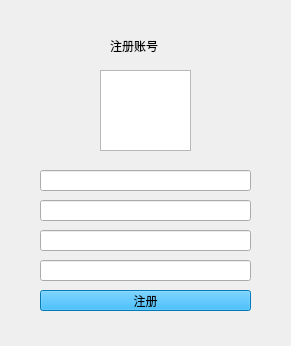
Qt form signin.ui (LawPlusThree/QSyncUi) before a commit.
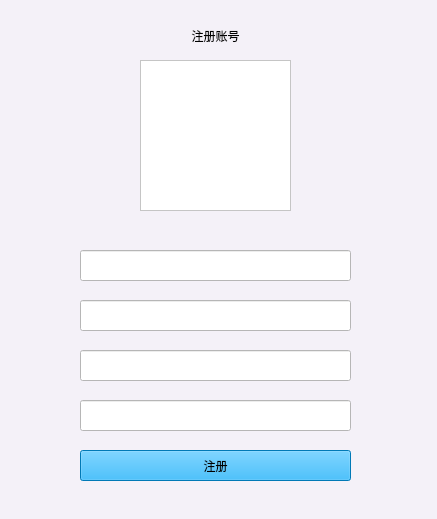
The same form after that commit.

Commit message: 初步构建登录、注册、重置密码界面，并于已有的主界面联结

The edit to the form file:
```diff
--- a/signin.ui
+++ b/signin.ui
@@ -6,82 +6,100 @@
    <rect>
     <x>0</x>
     <y>0</y>
-    <width>291</width>
-    <height>346</height>
+    <width>437</width>
+    <height>519</height>
    </rect>
   </property>
   <property name="minimumSize">
    <size>
-    <width>291</width>
-    <height>346</height>
+    <width>437</width>
+    <height>519</height>
    </size>
   </property>
   <property name="maximumSize">
    <size>
-    <width>291</width>
-    <height>346</height>
+    <width>437</width>
+    <height>519</height>
    </size>
   </property>
   <property name="windowTitle">
    <string>Form</string>
   </property>
+  <property name="styleSheet">
+   <string notr="true">background-color: rgb(244, 241, 248);</string>
+  </property>
   <widget class="QLineEdit" name="ID">
    <property name="geometry">
     <rect>
-     <x>40</x>
-     <y>170</y>
-     <width>211</width>
-     <height>21</height>
+     <x>80</x>
+     <y>250</y>
+     <width>271</width>
+     <height>31</height>
     </rect>
    </property>
+   <property name="styleSheet">
+    <string notr="true">background-color: rgb(255, 255, 255);</string>
+   </property>
   </widget>
   <widget class="QLineEdit" name="password">
    <property name="geometry">
     <rect>
-     <x>40</x>
-     <y>230</y>
-     <width>211</width>
-     <height>21</height>
+     <x>80</x>
+     <y>350</y>
+     <width>271</width>
+     <height>31</height>
     </rect>
    </property>
+   <property name="styleSheet">
+    <string notr="true">background-color: rgb(255, 255, 255);</string>
+   </property>
   </widget>
   <widget class="QLineEdit" name="passagain">
    <property name="geometry">
     <rect>
-     <x>40</x>
-     <y>260</y>
-     <width>211</width>
-     <height>21</height>
+     <x>80</x>
+     <y>400</y>
+     <width>271</width>
+     <height>31</height>
     </rect>
    </property>
+   <property name="styleSheet">
+    <string notr="true">background-color: rgb(255, 255, 255);</string>
+   </property>
   </widget>
   <widget class="QGraphicsView" name="graphicsView">
    <property name="geometry">
     <rect>
-     <x>100</x>
-     <y>70</y>
-     <width>91</width>
-     <height>81</height>
+     <x>140</x>
+     <y>60</y>
+     <width>151</width>
+     <height>151</height>
     </rect>
    </property>
+   <property name="styleSheet">
+    <string notr="true">background-color: rgb(255, 255, 255);</string>
+   </property>
   </widget>
   <widget class="QLineEdit" name="account">
    <property name="geometry">
     <rect>
-     <x>40</x>
-     <y>200</y>
-     <width>211</width>
-     <height>21</height>
+     <x>80</x>
+     <y>300</y>
+     <width>271</width>
+     <height>31</height>
     </rect>
    </property>
+   <property name="styleSheet">
+    <string notr="true">background-color: rgb(255, 255, 255);</string>
+   </property>
   </widget>
   <widget class="QPushButton" name="signinBtn">
    <property name="geometry">
     <rect>
-     <x>40</x>
-     <y>290</y>
-     <width>211</width>
-     <height>21</height>
+     <x>80</x>
+     <y>450</y>
+     <width>271</width>
+     <height>31</height>
     </rect>
    </property>
    <property name="styleSheet">
@@ -95,9 +113,9 @@
   <widget class="QLabel" name="SignLabel">
    <property name="geometry">
     <rect>
-     <x>110</x>
-     <y>30</y>
-     <width>81</width>
+     <x>170</x>
+     <y>20</y>
+     <width>91</width>
      <height>31</height>
     </rect>
    </property>
@@ -107,6 +125,9 @@
    <property name="text">
     <string>注册账号</string>
    </property>
+   <property name="alignment">
+    <set>Qt::AlignCenter</set>
+   </property>
   </widget>
  </widget>
  <resources/>
```
The commit also changes 6 other files.
